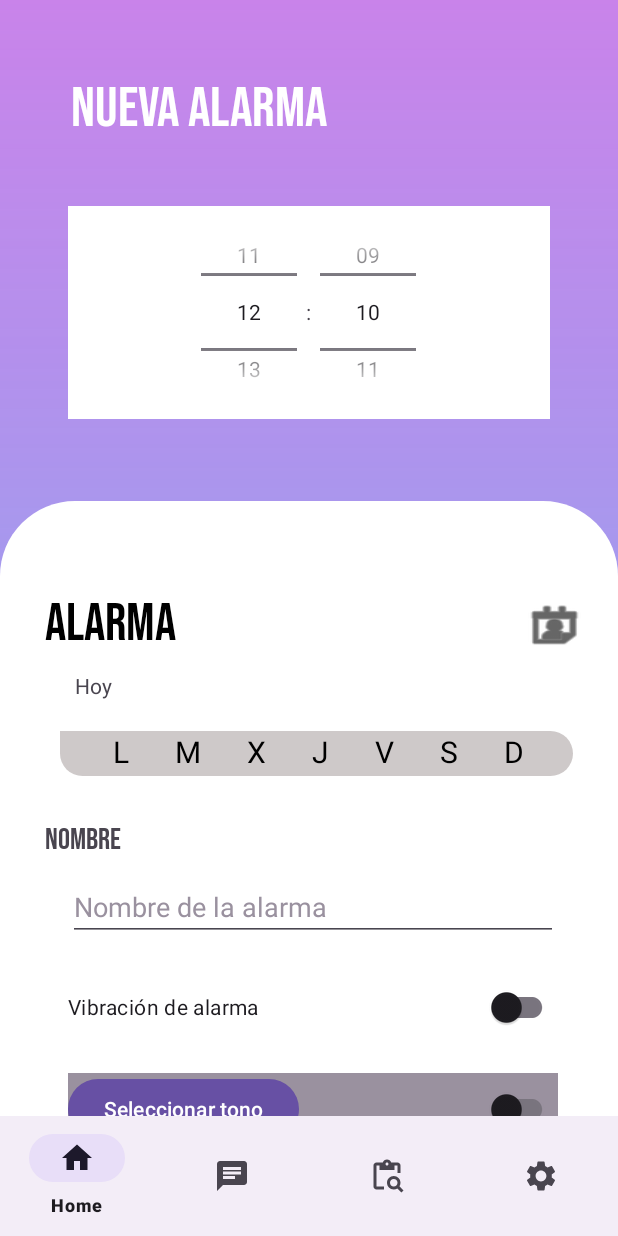
After one commit to Big-Lolo/AIDA, an Android app: the fragment AlarmFragment placed in its activity, on a phone screen of 412 x 824 dp. The commit adds this screen. Run offline under Robolectric (Android 15) with nearby library versions, the phone set to English and light mode, and no system bars.

Commit message:
Alarm System
+ Implementado sistema de alarma
+ Impelemntada fragment de alarma
+ Creado el alarmReciver

? Falta crear la pantalla para desactivar alarma. Como es en samsung, puedo usar la api directamente

```diff
--- a/app/src/main/AndroidManifest.xml
+++ b/app/src/main/AndroidManifest.xml
@@ -34,6 +34,12 @@
                 <category android:name="android.intent.category.LAUNCHER" />
             </intent-filter>
         </activity>
+        <receiver android:name=".AlarmReceiver"
+            android:exported="true">
+            <intent-filter>
+                <action android:name="ACTION_DEACTIVATE_ALARM" />
+            </intent-filter>
+        </receiver>
     </application>
 
 </manifest>
--- a/app/src/main/java/com/example/aida/MainActivity.kt
+++ b/app/src/main/java/com/example/aida/MainActivity.kt
@@ -44,10 +44,6 @@ class MainActivity : AppCompatActivity() {
 
                 else ->{
 
-
-
-
-
                 }
             }
 
--- a/app/src/main/res/drawable/addbutton.xml
+++ b/app/src/main/res/drawable/addbutton.xml
@@ -1,12 +1,11 @@
 <?xml version="1.0" encoding="utf-8"?>
 <layer-list xmlns:android="http://schemas.android.com/apk/res/android">
-    <!-- Fondo del botón (sin color de fondo) -->
     <item>
         <shape>
 
             <stroke
                 android:width="3dp"
-                android:color="#1C4BD8"/>
+                android:color="#33363F"/>
             <padding
                 android:left="3dp"
                 android:top="3dp"
@@ -19,5 +18,6 @@
         android:width="24dp"
         android:height="24dp"
         android:gravity="center"
+
         />
 </layer-list>
--- a/app/src/main/res/drawable/ic_plus.xml
+++ b/app/src/main/res/drawable/ic_plus.xml
@@ -2,11 +2,11 @@
 <vector xmlns:android="http://schemas.android.com/apk/res/android"
     android:width="10dp"
     android:height="8dp"
-    android:viewportWidth="12.4"
-    android:viewportHeight="11.0">
+    android:viewportWidth="12.7"
+    android:viewportHeight="11.2">
 
     <path
-        android:fillColor="#1C4BD8"
+        android:fillColor="#33363F"
         android:fillAlpha="76"
         android:pathData="M11.8065,6.3871H7.16132V11.0323H5.61294V6.3871H0.967773V4.83871H5.61294V0.193548H7.16132V4.83871H11.8065V6.3871Z" />
 
--- /dev/null
+++ b/app/src/main/res/layout/alarm_fragment.xml
@@ -0,0 +1,318 @@
+<?xml version="1.0" encoding="utf-8"?>
+
+<ScrollView
+xmlns:android="http://schemas.android.com/apk/res/android"
+xmlns:tools="http://schemas.android.com/tools"
+xmlns:app="http://schemas.android.com/apk/res-auto"
+android:layout_width="match_parent"
+android:layout_height="match_parent"
+android:fillViewport="true"
+    >
+
+<androidx.constraintlayout.widget.ConstraintLayout
+    android:layout_width="match_parent"
+    android:layout_height="match_parent"
+    android:background="@drawable/gradient"
+    tools:context=".Home"
+    android:id="@+id/phatherContainerBs">
+
+    <TextView
+        android:id="@+id/Bienvenidas"
+        android:layout_width="292dp"
+        android:layout_height="88dp"
+        android:layout_alignParentTop="true"
+        android:layout_marginLeft="36dp"
+        android:layout_marginTop="49dp"
+        android:fontFamily="@font/bebas_neue"
+        android:text="Nueva Alarma"
+        android:textColor="@color/white"
+        android:textSize="37dp"
+        app:layout_constraintBottom_toTopOf="@+id/views"
+        app:layout_constraintEnd_toEndOf="parent"
+        app:layout_constraintHorizontal_bias="0.134"
+        app:layout_constraintStart_toStartOf="parent"
+        app:layout_constraintTop_toTopOf="parent"
+        app:layout_constraintVertical_bias="0.0" />
+
+    <View
+        android:id="@+id/views"
+        android:layout_width="321dp"
+        android:layout_height="142dp"
+        android:layout_alignParentLeft="true"
+        android:layout_marginTop="136dp"
+        android:background="@color/white"
+        app:layout_constraintBottom_toBottomOf="parent"
+        app:layout_constraintEnd_toEndOf="parent"
+        app:layout_constraintHorizontal_bias="0.5"
+        app:layout_constraintStart_toStartOf="parent"
+        app:layout_constraintTop_toTopOf="parent"
+        app:layout_constraintVertical_bias="0.003" />
+
+
+    <TimePicker
+        android:id="@+id/datePicker1"
+        android:layout_width="match_parent"
+        android:layout_height="145dp"
+        android:timePickerMode="spinner"
+        app:layout_constraintBottom_toBottomOf="@+id/views"
+        app:layout_constraintEnd_toEndOf="@+id/views"
+        app:layout_constraintHorizontal_bias="0.498"
+        app:layout_constraintStart_toStartOf="@+id/views"
+        app:layout_constraintTop_toTopOf="@+id/views"
+        app:layout_constraintVertical_bias="0.616"
+        android:textSize="32sp"/>
+
+    <androidx.core.widget.NestedScrollView
+        android:layout_width="match_parent"
+        android:layout_height="410dp"
+        android:layout_weight="0.4"
+        app:layout_constraintBottom_toBottomOf="@+id/phatherContainerBs"
+        android:fillViewport="true"
+        app:layout_constraintStart_toStartOf="parent"
+        app:layout_constraintEnd_toEndOf="parent">
+
+        <LinearLayout
+            android:layout_width="match_parent"
+            android:layout_height="370dp"
+            android:orientation="vertical">
+
+
+
+            <!-- Aquí puedes agregar los elementos que quieres que ocupen el resto de la pantalla -->
+
+            <RelativeLayout
+                android:id="@+id/bottom_views"
+                android:layout_width="match_parent"
+                android:layout_height="wrap_content"
+                android:background="@drawable/homeslip">
+
+                <TextView
+                    android:id="@+id/myTextVieweeeess"
+                    android:layout_width="wrap_content"
+                    android:layout_height="wrap_content"
+                    android:fontFamily="@font/bebas_neue"
+                    android:text="Alarma"
+                    android:textColor="@color/black"
+                    android:textSize="35dp"
+                    android:layout_marginTop="60dp"
+                    android:layout_marginLeft="30dp"
+                    android:textStyle="normal"
+                    />
+
+                <androidx.appcompat.widget.AppCompatButton
+                    android:id="@+id/calendarpk"
+                    android:layout_width="47dp"
+                    android:layout_height="35dp"
+                    android:layout_marginStart="228dp"
+                    android:layout_marginLeft="210dp"
+                    android:layout_marginTop="65dp"
+                    android:layout_toEndOf="@+id/myTextVieweeeess"
+                    android:background="@android:drawable/ic_menu_my_calendar"
+                    android:backgroundTint="#000000" />
+
+
+                <HorizontalScrollView
+                    android:layout_width="match_parent"
+                    android:layout_height="30dp"
+                    android:layout_below="@id/myTextVieweeeess"
+                    android:layout_marginTop="50dp"
+                    android:id="@+id/scrollAlarms"
+                    android:layout_marginLeft="40dp"
+                    android:layout_marginRight="30dp"
+                    android:background="@drawable/receive_round_box"
+                    android:backgroundTint="#88A39A9A"
+                    android:paddingLeft="20dp"
+                    android:paddingRight="20dp">
+
+                    <LinearLayout
+                        android:layout_width="wrap_content"
+                        android:layout_height="match_parent"
+                        >
+
+                        <!-- Agrega aquí los contenedores cuadrados -->
+                        <TextView
+                            android:id="@+id/lunes"
+                            android:layout_width="wrap_content"
+                            android:layout_height="wrap_content"
+                            android:text="L"
+                            android:textSize="20dp"
+                            android:textColor="@color/black"
+                            android:layout_marginRight="15dp"
+                            android:layout_marginLeft="15dp"
+                            android:clickable="true" />
+                        <TextView
+                            android:id="@+id/martes"
+                            android:layout_width="wrap_content"
+                            android:layout_height="wrap_content"
+                            android:text="M"
+                            android:textSize="20dp"
+                            android:textColor="@color/black"
+                            android:layout_marginRight="15dp"
+                            android:layout_marginLeft="15dp"
+                            android:clickable="true" />
+                        <TextView
+                            android:id="@+id/miercoles"
+                            android:layout_width="wrap_content"
+                            android:layout_height="wrap_content"
+                            android:text="X"
+                            android:textSize="20dp"
+                            android:textColor="@color/black"
+                            android:layout_marginRight="15dp"
+                            android:layout_marginLeft="15dp"
+                            android:clickable="true" />
+                        <TextView
+                            android:id="@+id/jueves"
+                            android:layout_width="wrap_content"
+                            android:layout_height="wrap_content"
+                            android:text="J"
+                            android:textSize="20dp"
+                            android:textColor="@color/black"
+                            android:layout_marginRight="15dp"
+                            android:layout_marginLeft="15dp"
+                            android:clickable="true" />
+                        <TextView
+                            android:id="@+id/viernes"
+                            android:layout_width="wrap_content"
+                            android:layout_height="wrap_content"
+                            android:text="V"
+                            android:textSize="20dp"
+                            android:textColor="@color/black"
+                            android:layout_marginRight="15dp"
+                            android:layout_marginLeft="15dp"
+                            android:clickable="true" />
+                        <TextView
+                            android:id="@+id/sabado"
+                            android:layout_width="wrap_content"
+                            android:layout_height="wrap_content"
+                            android:text="S"
+                            android:textSize="20dp"
+                            android:textColor="@color/black"
+                            android:layout_marginRight="15dp"
+                            android:layout_marginLeft="15dp"
+                            android:clickable="true" />
+                        <TextView
+                            android:id="@+id/domingo"
+                            android:layout_width="wrap_content"
+                            android:layout_height="wrap_content"
+                            android:text="D"
+                            android:textSize="20dp"
+                            android:textColor="@color/black"
+                            android:layout_marginRight="15dp"
+                            android:layout_marginLeft="15dp"
+                            android:clickable="true" />
+
+                    </LinearLayout>
+                </HorizontalScrollView>
+
+
+                <TextView
+                    android:id="@+id/nameAlarm"
+                    android:layout_width="wrap_content"
+                    android:layout_height="wrap_content"
+                    android:fontFamily="@font/bebas_neue"
+                    android:text="Nombre"
+                    android:textSize="20dp"
+                    android:layout_below="@+id/scrollAlarms"
+                    android:layout_marginTop="30dp"
+                    android:layout_marginLeft="30dp"/>
+
+
+                <EditText
+                    android:id="@+id/eventss"
+                    android:layout_width="match_parent"
+                    android:layout_height="wrap_content"
+                    android:hint="Nombre de la alarma"
+                    android:textColorHint="@color/graybot"
+                    android:textColor="@color/black"
+                    android:layout_below="@+id/nameAlarm"
+                    android:layout_marginLeft="45dp"
+                    android:layout_marginRight="40dp"
+                    android:layout_marginTop="10dp"
+                    />
+
+
+                <androidx.appcompat.widget.SwitchCompat
+                    android:id="@+id/vibrateSwitch"
+                    android:layout_width="match_parent"
+                    android:layout_height="wrap_content"
+                    android:text="Vibración de alarma"
+                    android:layout_marginLeft="45dp"
+                    android:layout_marginRight="40dp"
+                    android:layout_marginTop="20dp"
+                    android:layout_below="@+id/eventss"
+                    />
+
+                <LinearLayout
+                    android:layout_width="match_parent"
+                    android:layout_height="wrap_content"
+                    android:orientation="horizontal"
+                    android:layout_below="@+id/vibrateSwitch"
+                    android:id="@+id/selectToneButton"
+                    android:background="@color/graybot"
+                    android:layout_marginLeft="45dp"
+                    android:layout_marginRight="40dp"
+                    android:layout_marginTop="20dp">
+
+                    <!-- Botón para seleccionar tono -->
+                    <Button
+                        android:layout_width="wrap_content"
+                        android:layout_height="wrap_content"
+                        android:text="Seleccionar tono"
+                        android:id="@+id/selectToneButtons" />
+
+                    <!-- Switch para controlar la activacion del sonido -->
+                    <androidx.appcompat.widget.SwitchCompat
+                        android:id="@+id/soundSwitch"
+                        android:layout_width="match_parent"
+                        android:layout_height="wrap_content"
+                        android:text="" />
+                </LinearLayout>
+
+                <TextView
+                    android:id="@+id/textView3111"
+                    android:layout_width="wrap_content"
+                    android:layout_height="wrap_content"
+                    android:layout_below="@+id/myTextVieweeeess"
+                    android:layout_marginTop="10dp"
+                    android:layout_marginLeft="50dp"
+                    android:text="Hoy" />
+
+
+                <RelativeLayout
+                    android:layout_width="match_parent"
+                    android:layout_height="wrap_content"
+                    android:layout_below="@+id/selectToneButton"
+                    android:layout_marginTop="40dp"
+                    android:layout_marginLeft="45dp"
+                    android:layout_marginRight="40dp"
+                    android:layout_marginBottom="60dp">
+
+                    <Button
+                        android:id="@+id/btnCancelar"
+                        android:layout_width="wrap_content"
+                        android:layout_height="wrap_content"
+                        android:text="Cancelar"
+                        android:layout_marginRight="90dp"
+                        android:backgroundTint="#CA303B"
+                        android:layout_alignParentStart="true" />
+
+                    <Button
+                        android:id="@+id/btnGuardar"
+                        android:layout_width="wrap_content"
+                        android:layout_height="wrap_content"
+                        android:backgroundTint="@color/chat_color_receiver"
+                        android:text="Guardar"
+                        android:layout_toEndOf="@id/btnCancelar" />
+
+                </RelativeLayout>
+
+
+            </RelativeLayout >
+
+        </LinearLayout>
+
+    </androidx.core.widget.NestedScrollView>
+
+</androidx.constraintlayout.widget.ConstraintLayout>
+
+</ScrollView>
--- a/app/src/main/res/layout/fragment_chat.xml
+++ b/app/src/main/res/layout/fragment_chat.xml
@@ -38,6 +38,7 @@
             android:text="Microfono"
             android:textColor="@android:color/white" />
 
+
     </LinearLayout>
 
 
```
Also changed, not shown: app/src/main/java/com/example/aida/AlarmFragment.kt (added, +340 -0 lines), app/src/main/java/com/example/aida/AlarmReceiver.kt (added, +15 -0 lines), app/src/main/java/com/example/aida/Home.kt (+19 -3 lines), app/src/main/res/layout/fragment_home.xml (+17 -15 lines).
